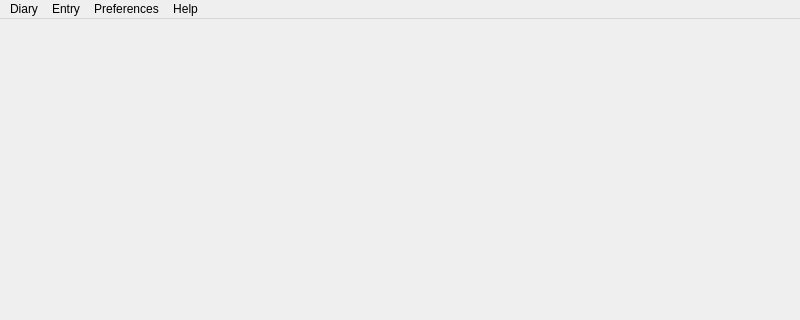
someretical/TheoreticalDiary, file src/gui/MainWindow.ui: the form before one commit; both pictures show x 0 to 800 and y 0 to 320 of the 800 by 600 pixel window.
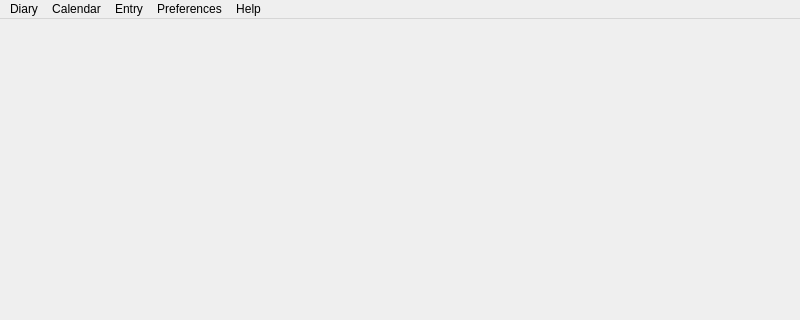
The form after the commit. Custom widgets are drawn as their Qt base class.

Diff of the .ui file:
```diff
--- a/src/gui/MainWindow.ui
+++ b/src/gui/MainWindow.ui
@@ -163,9 +163,9 @@
     <addaction name="separator"/>
     <addaction name="actionQuit"/>
    </widget>
-   <widget class="QMenu" name="menuEntry">
+   <widget class="QMenu" name="menuCalendar">
     <property name="title">
-     <string>Entry</string>
+     <string>Calendar</string>
     </property>
     <addaction name="actionEditEntry"/>
     <addaction name="actionDeleteEntry"/>
@@ -195,7 +195,14 @@
     <addaction name="actionReportABug"/>
     <addaction name="actionRequestAFeature"/>
    </widget>
+   <widget class="QMenu" name="menuEntry">
+    <property name="title">
+     <string>Entry</string>
+    </property>
+    <addaction name="actionCloseEntry"/>
+   </widget>
    <addaction name="menuDiary"/>
+   <addaction name="menuCalendar"/>
    <addaction name="menuEntry"/>
    <addaction name="menuPreferences"/>
    <addaction name="menuHelp"/>
```
Left out of the diff: 79 changed lines with no effect on the pictures.
